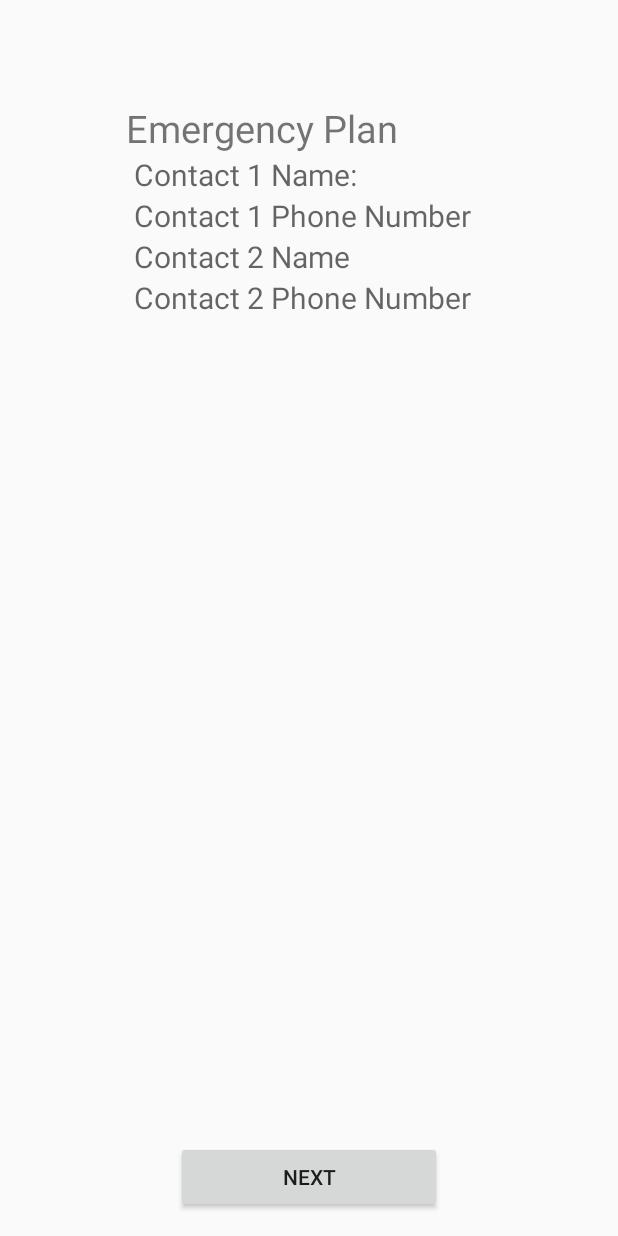
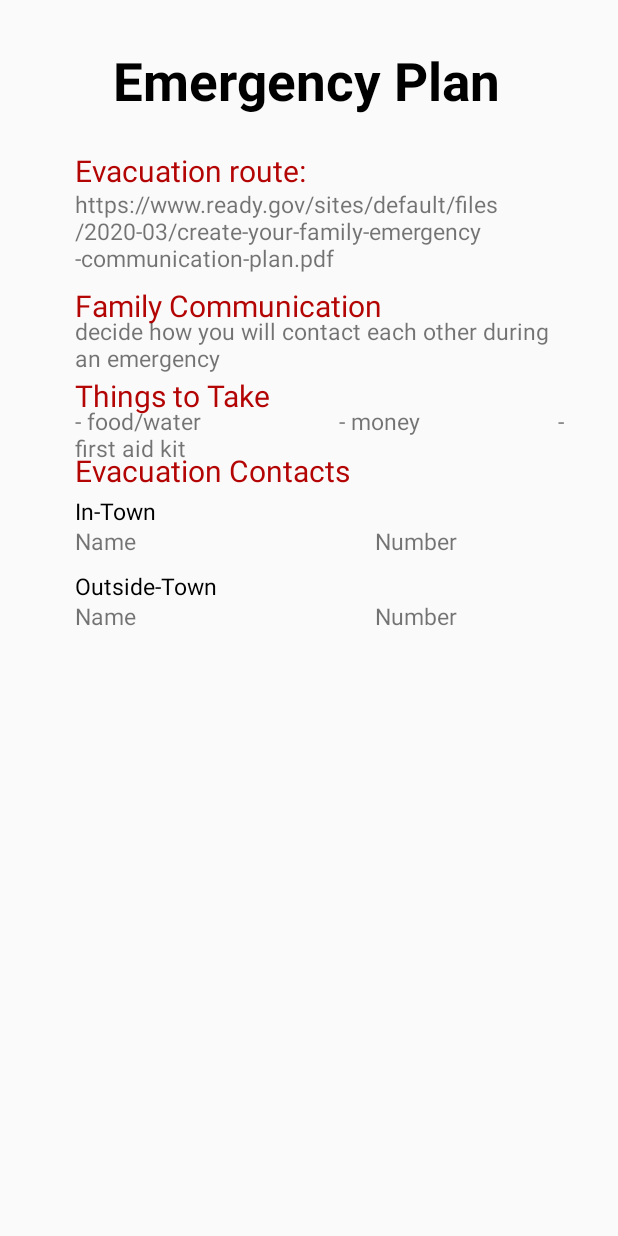
Before and after one commit to smenon1111/emergency_situations, an Android app: the View_Profile screen opened directly, with no data from a screen before it, on a phone screen of 412 x 824 dp. Run offline under Robolectric (Android 15) with nearby library versions, the phone set to English and light mode, and no system bars.

Commit message:
anvika: info page

```diff
--- a/app/src/main/java/com/example/tech2020/View_Profile.java
+++ b/app/src/main/java/com/example/tech2020/View_Profile.java
@@ -27,10 +27,10 @@ public class View_Profile extends AppCompatActivity {
 
     public void viewProfiles(){
 
-        c1name = (TextView) findViewById(R.id.c1name);
-        c1no = (TextView) findViewById(R.id.c1no);
-        c2name = (TextView) findViewById(R.id.c2name);
-        c2no = (TextView) findViewById(R.id.c2no);
+        c1name = (TextView) findViewById(R.id.name);
+        c1no = (TextView) findViewById(R.id.no);
+        c2name = (TextView) findViewById(R.id.name1);
+        c2no = (TextView) findViewById(R.id.no1);
 
         results = GetProfiles();
 
--- a/app/src/main/res/layout/emergency_plan.xml
+++ b/app/src/main/res/layout/emergency_plan.xml
@@ -1,70 +1,148 @@
 <?xml version="1.0" encoding="utf-8"?>
 <RelativeLayout xmlns:android="http://schemas.android.com/apk/res/android"
     android:orientation="vertical" android:layout_width="match_parent"
-    android:layout_height="match_parent">
+    android:layout_height="match_parent"><![CDATA[
     tools:context="View_Profile"
     tools:ignore="ExtraText">
 
+
+    ]]>
+
     <TextView
-        android:id="@+id/emo"
-        android:layout_width="244dp"
+        android:id="@+id/title"
+        android:layout_width="wrap_content"
         android:layout_height="wrap_content"
-        android:layout_below="@+id/no"
-        android:layout_centerHorizontal="true"
-        android:layout_marginTop="68dp"
-        android:ems="10"
+        android:layout_marginLeft="75dp"
         android:text="Emergency Plan"
-        android:textSize="25dp" />
+        android:layout_marginTop="30dp"
+        android:textStyle="bold"
+        android:textColor="#000000"
+        android:textSize="35dp" />
+
+    <TextView
+        android:id="@+id/evacuation"
+        android:layout_width="wrap_content"
+        android:layout_height="wrap_content"
+        android:text="Evacuation route:"
+        android:layout_marginLeft="50dp"
+        android:layout_marginTop="100dp"
+        android:textSize="20dp"
+        android:textColor="#B40505"/>
+
+    <TextView
+        android:id="@+id/evacuationlink"
+        android:layout_width="331dp"
+        android:layout_height="wrap_content"
+        android:layout_marginLeft="50dp"
+        android:layout_marginTop="125dp"
+        android:textSize="15dp"
+        android:text="https://www.ready.gov/sites/default/files/2020-03/create-your-family-emergency-communication-plan.pdf" />
+    <TextView
+        android:id="@+id/familycom"
+        android:layout_width="wrap_content"
+        android:layout_height="wrap_content"
+        android:text="Family Communication"
+        android:layout_marginLeft="50dp"
+        android:layout_marginTop="190dp"
+        android:textSize="20dp"
+        android:textColor="#B40505"/>
+
+    <TextView
+        android:id="@+id/take"
+        android:layout_width="wrap_content"
+        android:layout_height="wrap_content"
+        android:text="Things to Take"
+        android:layout_marginLeft="50dp"
+        android:layout_marginTop="250dp"
+        android:textSize="20dp"
+        android:textColor="#B40505"/>
+
+    <TextView
+        android:id="@+id/takeyes"
+        android:layout_width="331dp"
+        android:layout_height="wrap_content"
+        android:layout_marginLeft="50dp"
+        android:layout_marginTop="270dp"
+        android:textSize="15dp"
+        android:text="- food/water
+                      - money
+                      - first aid kit" />
+    <TextView
+        android:id="@+id/mhm"
+        android:layout_width="331dp"
+        android:layout_height="wrap_content"
+        android:layout_marginLeft="50dp"
+        android:layout_marginTop="210dp"
+        android:textSize="15dp"
+        android:text="decide how you will contact each other during an emergency" />
+
+    <TextView
+        android:id="@+id/contacts"
+        android:layout_width="wrap_content"
+        android:layout_height="wrap_content"
+        android:text="Evacuation Contacts"
+        android:layout_marginLeft="50dp"
+        android:layout_marginTop="300dp"
+        android:textSize="20dp"
+        android:textColor="#B40505"/>
+
+    <TextView
+        android:id="@+id/intown"
+        android:layout_width="wrap_content"
+        android:layout_height="wrap_content"
+        android:text="In-Town"
+        android:layout_marginLeft="50dp"
+        android:layout_marginTop="330dp"
+        android:textSize="15dp"
+        android:textColor="#000000"/>
+
+    <TextView
+        android:id="@+id/name"
+        android:layout_width="51dp"
+        android:layout_height="wrap_content"
+        android:layout_marginLeft="50dp"
+        android:layout_marginTop="350dp"
+        android:textSize="15dp"
+        android:text="Name" />
+
+    <TextView
+        android:id="@+id/no"
+        android:layout_width="74dp"
+        android:layout_height="wrap_content"
+        android:layout_marginLeft="250dp"
+        android:layout_marginTop="350dp"
+        android:text="Number"
+        android:textSize="15dp" />
+
+    <TextView
+        android:id="@+id/outtown"
+        android:layout_width="wrap_content"
+        android:layout_height="wrap_content"
+        android:text="Outside-Town"
+        android:layout_marginLeft="50dp"
+        android:layout_marginTop="380dp"
+        android:textSize="15dp"
+        android:textColor="#000000"/>
+
+    <TextView
+        android:id="@+id/name1"
+        android:layout_width="51dp"
+        android:layout_height="wrap_content"
+        android:layout_marginLeft="50dp"
+        android:layout_marginTop="400dp"
+        android:textSize="15dp"
+        android:text="Name" />
+
+    <TextView
+        android:id="@+id/no1"
+        android:layout_width="69dp"
+        android:layout_height="32dp"
+        android:layout_marginLeft="250dp"
+        android:layout_marginTop="400dp"
+        android:text="Number"
+        android:textSize="15dp" />
 
 
-    <TextView
-        android:id="@+id/c1name"
-        android:layout_width="wrap_content"
-        android:layout_height="wrap_content"
-        android:layout_below="@+id/emo"
-        android:layout_centerHorizontal="true"
-        android:ems="10"
-        android:textSize="20dp"
-        android:hint="Contact 1 Name:" />
-
-    <TextView
-        android:id="@+id/c1no"
-        android:layout_width="wrap_content"
-        android:layout_height="wrap_content"
-        android:layout_below="@+id/c1name"
-        android:layout_centerHorizontal="true"
-        android:ems="10"
-        android:textSize="20dp"
-        android:hint="Contact 1 Phone Number" />
-
-    <TextView
-        android:id="@+id/c2name"
-        android:layout_width="wrap_content"
-        android:layout_height="wrap_content"
-        android:layout_below="@+id/c1no"
-        android:layout_centerHorizontal="true"
-        android:ems="10"
-        android:textSize="20dp"
-        android:hint="Contact 2 Name" />
-
-    <TextView
-        android:id="@+id/c2no"
-        android:layout_width="wrap_content"
-        android:layout_height="wrap_content"
-        android:layout_below="@+id/c2name"
-        android:layout_centerHorizontal="true"
-        android:ems="10"
-        android:textSize="20dp"
-        android:hint="Contact 2 Phone Number" />
-
-    <Button
-        android:id="@+id/register"
-        android:layout_width="177dp"
-        android:layout_height="wrap_content"
-        android:layout_alignParentBottom="true"
-        android:layout_centerHorizontal="true"
-        android:layout_marginBottom="15dp"
-        android:text="Next" />
 
 
 </RelativeLayout>
--- a/app/src/main/res/values/strings.xml
+++ b/app/src/main/res/values/strings.xml
@@ -128,5 +128,6 @@
 
     <string name="navigation_drawer_open">Open navigation drawer</string>
     <string name="navigation_drawer_close">Close navigation drawer</string>
+    <string name="buttonEarthquake">Earthquake</string>
 
 </resources>
```
Also changed, not shown: 1 other file.
